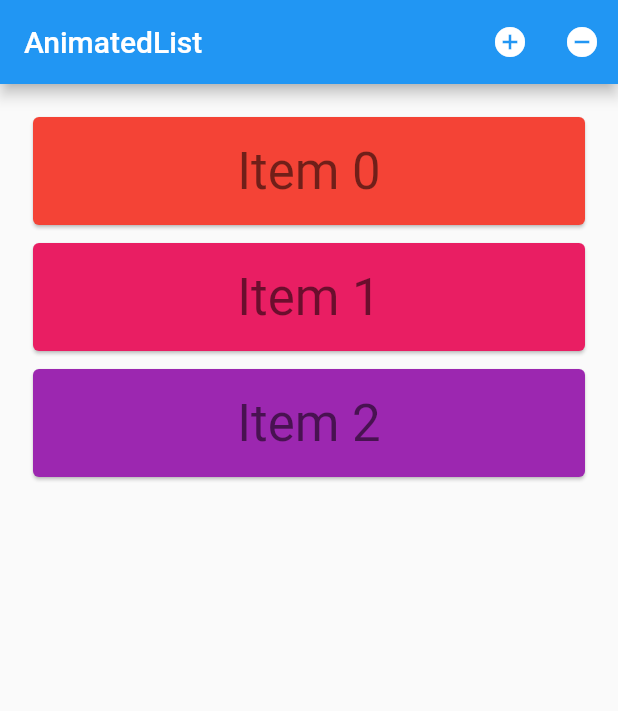
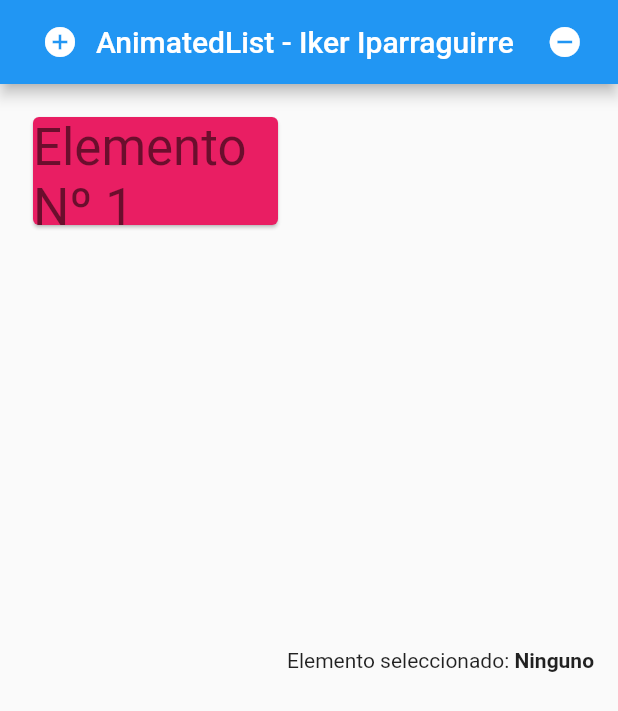
Before and after one commit to ikeriparraguirre/widget_AnimatedList, a Flutter app: the screen it shows after launch, on a phone screen of 412 x 824 dp. Shown: the top 711 px of the screen. Run offline on Flutter 3.47's test engine with Material 2 defaults, Android fonts, the phone set to English and light mode, and no system bars.

Commit message:
Terminado el ejemplo del widget de AnimatedList

```diff
--- a/lib/main.dart
+++ b/lib/main.dart
@@ -15,21 +15,19 @@ class _AnimatedListSampleState extends State<AnimatedListSample> {
   final GlobalKey<AnimatedListState> _listKey = GlobalKey<AnimatedListState>();
   late ListModel<int> _list;
   int? _selectedItem;
-  late int
-      _nextItem; // The next item inserted when the user presses the '+' button.
+  late int _nextItem;
 
   @override
   void initState() {
     super.initState();
     _list = ListModel<int>(
       listKey: _listKey,
-      initialItems: <int>[0, 1, 2],
+      initialItems: <int>[1],
       removedItemBuilder: _buildRemovedItem,
     );
-    _nextItem = 3;
+    _nextItem = 2;
   }
 
-  // Used to build list items that haven't been removed.
   Widget _buildItem(
       BuildContext context, int index, Animation<double> animation) {
     return CardItem(
@@ -44,29 +42,20 @@ class _AnimatedListSampleState extends State<AnimatedListSample> {
     );
   }
 
-  // Used to build an item after it has been removed from the list. This
-  // method is needed because a removed item remains visible until its
-  // animation has completed (even though it's gone as far this ListModel is
-  // concerned). The widget will be used by the
-  // [AnimatedListState.removeItem] method's
-  // [AnimatedListRemovedItemBuilder] parameter.
   Widget _buildRemovedItem(
       int item, BuildContext context, Animation<double> animation) {
     return CardItem(
       animation: animation,
       item: item,
-      // No gesture detector here: we don't want removed items to be interactive.
     );
   }
 
-  // Insert the "next item" into the list model.
   void _insert() {
     final int index =
         _selectedItem == null ? _list.length : _list.indexOf(_selectedItem!);
     _list.insert(index, _nextItem++);
   }
 
-  // Remove the selected item from the list model.
   void _remove() {
     if (_selectedItem != null) {
       _list.removeAt(_list.indexOf(_selectedItem!));
@@ -81,29 +70,56 @@ class _AnimatedListSampleState extends State<AnimatedListSample> {
     return MaterialApp(
       home: Scaffold(
           appBar: AppBar(
-          title: const Text('AnimatedList'),
-          actions: <Widget>[
+            automaticallyImplyLeading: false,
+            centerTitle: true,
+            //title: const Text('AnimatedList - Iker Iparraguirre'),
+            title: Row(
+              mainAxisSize: MainAxisSize.min,
+              children: [
                 IconButton(
                   icon: const Icon(Icons.add_circle),
                   onPressed: _insert,
-              tooltip: 'insert a new item',
+                  tooltip: 'Insertar un nuevo elemento.',
                 ),
+                const Text('AnimatedList - Iker Iparraguirre'),
+                const SizedBox(width: 10),
                 IconButton(
                   icon: const Icon(Icons.remove_circle),
                   onPressed: _remove,
-              tooltip: 'remove the selected item',
+                  tooltip: 'Eliminar el elemento seleccionado.',
                 ),
               ],
             ),
+          ),
           body: Padding(
             padding: const EdgeInsets.all(16.0),
+            child: Row(
+              children: [
+                Expanded(
                   child: AnimatedList(
                     key: _listKey,
                     initialItemCount: _list.length,
                     itemBuilder: _buildItem,
                   ),
                 ),
+                Row(
+                  children: [
+                    const Text('Elemento seleccionado: '),
+                    Text(
+                      '${_selectedItem ?? 'Ninguno'}',
+                      style: const TextStyle(
+                        fontWeight: FontWeight.bold,
                       ),
+                    ),
+                  ],
+
+                  /*Text(
+                    'Elemento seleccionado: ${_selectedItem ?? 'Ninguno'}',
+                  ),*/
+                ),
+              ],
+            ),
+          )),
     );
   }
 }
@@ -111,15 +127,6 @@ class _AnimatedListSampleState extends State<AnimatedListSample> {
 typedef RemovedItemBuilder<T> = Widget Function(
     T item, BuildContext context, Animation<double> animation);
 
-/// Keeps a Dart [List] in sync with an [AnimatedList].
-///
-/// The [insert] and [removeAt] methods apply to both the internal list and
-/// the animated list that belongs to [listKey].
-///
-/// This class only exposes as much of the Dart List API as is needed by the
-/// sample app. More list methods are easily added, however methods that
-/// mutate the list must make the same changes to the animated list in terms
-/// of [AnimatedListState.insertItem] and [AnimatedList.removeItem].
 class ListModel<E> {
   ListModel({
     required this.listKey,
@@ -158,12 +165,6 @@ class ListModel<E> {
   int indexOf(E item) => _items.indexOf(item);
 }
 
-/// Displays its integer item as 'item N' on a Card whose color is based on
-/// the item's value.
-///
-/// The text is displayed in bright green if [selected] is
-/// true. This widget's height is based on the [animation] parameter, it
-/// varies from 0 to 128 as the animation varies from 0.0 to 1.0.
 class CardItem extends StatelessWidget {
   const CardItem({
     super.key,
@@ -196,7 +197,7 @@ class CardItem extends StatelessWidget {
             child: Card(
               color: Colors.primaries[item % Colors.primaries.length],
               child: Center(
-                child: Text('Item $item', style: textStyle),
+                child: Text('Elemento Nº $item', style: textStyle),
               ),
             ),
           ),
```
Lines whose indentation alone changed are shown as unchanged.
